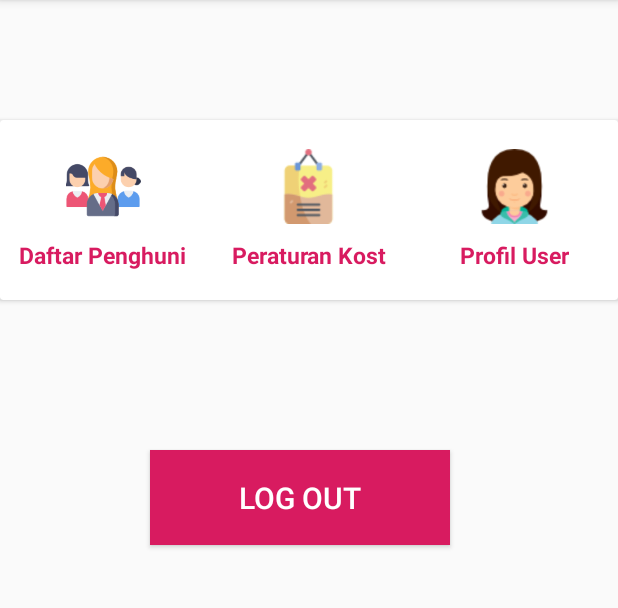
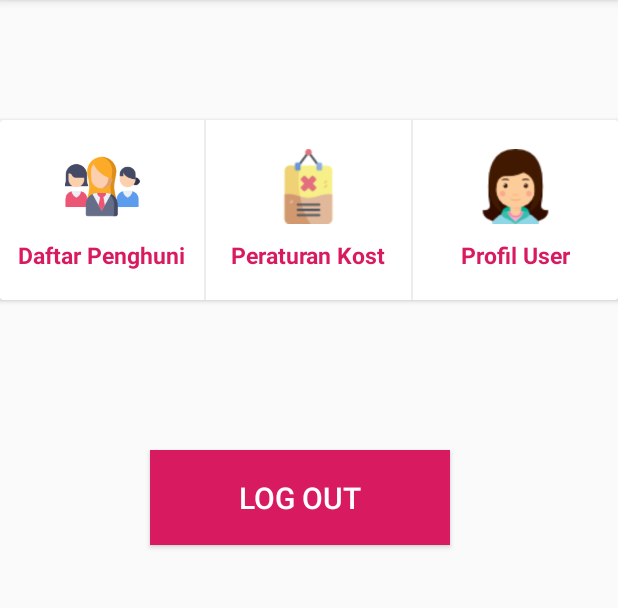
Before and after one commit to 4inunkarima/semester4, an Android app: the SettingActivity screen opened directly, with no data from a screen before it, on a phone screen of 412 x 824 dp, the part 84-692 px from its top. Run offline under Robolectric (Android 15) with nearby library versions, the phone set to English and light mode, and no system bars.

Commit message:
add view setting

```diff
--- a/app/src/main/res/layout/lay_setting.xml
+++ b/app/src/main/res/layout/lay_setting.xml
@@ -51,6 +51,11 @@
                         android:textStyle="bold" />
 
                 </LinearLayout>
+                <View
+                    android:layout_width="1dp"
+                    android:layout_height="wrap_content"
+                    android:background="@color/greylight2"
+                    android:focusable="false" />
                 <LinearLayout
                     android:layout_width="0dp"
                     android:layout_height="match_parent"
@@ -72,7 +77,11 @@
                         android:textSize="15dp"
                         android:textStyle="bold" />
                 </LinearLayout>
-
+                <View
+                    android:layout_width="1dp"
+                    android:layout_height="wrap_content"
+                    android:background="@color/greylight2"
+                    android:focusable="false" />
                 <LinearLayout
                     android:layout_width="0dp"
                     android:layout_height="match_parent"
```
